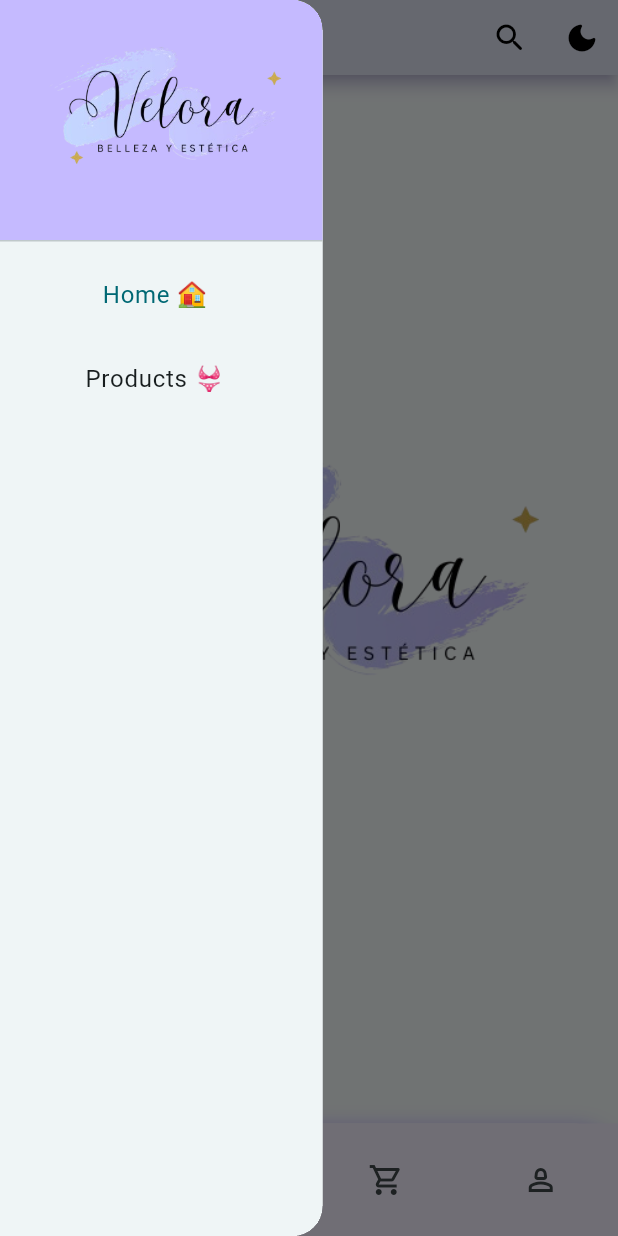
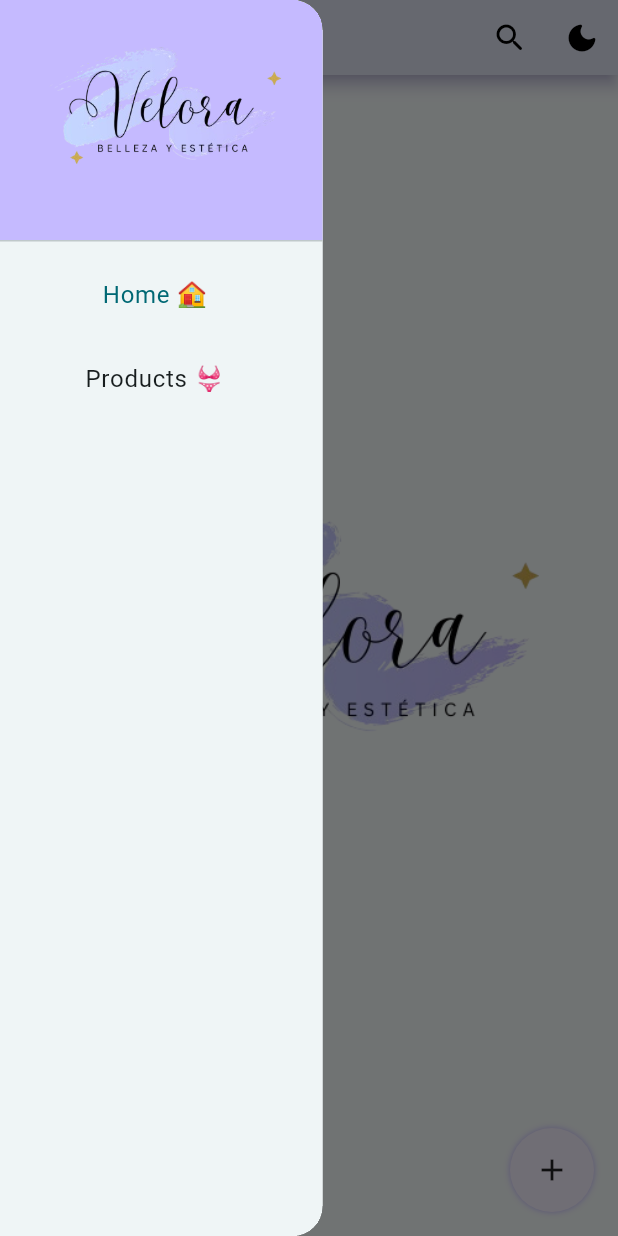
Before and after one commit to mkrimaro13/lingerie_store_project, a Flutter app: the screen it shows after launch, after a tap on the "menu" icon, on a phone screen of 412 x 824 dp. Run offline on Flutter 3.47's test engine with Material 3 defaults, Android fonts, the phone set to English and light mode, and no system bars; our stand-ins replace cached_network_image, google_fonts; network calls fail.

Commit message:
Se agrega el botón flotante para estandarizar el diseño de la interfaz y se agrega margen en la vista de productos.

```diff
--- a/lib/layout/main_layout.dart
+++ b/lib/layout/main_layout.dart
@@ -1,3 +1,4 @@
+import 'package:lingerie_store_project/ui/widgets/buttons/expandible_fab.dart';
 import 'package:lingerie_store_project/utils/colors.dart';
 import 'package:flutter/material.dart';
 import 'package:lingerie_store_project/ui/pages/home.dart';
@@ -88,10 +89,15 @@ class _MainScreenState extends State<HomeScreen> {
             onPageChanged: (index) => _onItemTapped(index),
           ),
         ),
-        bottomNavigationBar: CustomBottomNavigationBar(
+        floatingActionButton: ExpandableFab(
           selectedIndex: _selectedIndex,
           onItemTapped: _onItemTapped,
-        ));
+        )
+        // bottomNavigationBar: CustomBottomNavigationBar(
+        //   selectedIndex: _selectedIndex,
+        //   onItemTapped: _onItemTapped,
+        // )
+        );
   }
 
   /// [index] inicializado en 0.
--- a/lib/ui/pages/products.dart
+++ b/lib/ui/pages/products.dart
@@ -1,53 +1,78 @@
 import 'package:flutter/material.dart';
-import 'package:lingerie_store_project/utils/colors.dart';
 import 'package:lingerie_store_project/models/product_model.dart';
 import 'package:lingerie_store_project/ui/widgets/product_page/products_grid_view.dart';
 import 'package:lingerie_store_project/ui/widgets/product_page/products_list_view.dart';
+import 'package:lingerie_store_project/utils/colors.dart';
+import 'package:lingerie_store_project/utils/images/mediaquery_measures.dart';
 
-/// Vista dinámica que muestra la lista de los productos disponibles.
-/// Se puede cambiar entre [GridView] y [ListView] para mostrarlo como cuadrícula
-/// o como lista respectivamente.
-/// A futuro tendrá las funciones de filtrado y reorganización.
-/// Se realiza el cambio a [Scaffold] para contar con un [AppBar] adicional que cuente
-/// con las funciones adicionales necesarias.
 class ProductsPage extends StatefulWidget {
   const ProductsPage({super.key});
 
   @override
-  State<ProductsPage> createState() => _ProductsPage();
+  State<ProductsPage> createState() => _ProductsPageState();
 }
 
-class _ProductsPage extends State<ProductsPage> {
+class _ProductsPageState extends State<ProductsPage> {
   bool _isGridView = true;
 
   @override
   Widget build(BuildContext context) {
-    /// Se cambia a un Scaffold para poder utilizar
-    /// el AppBar y crear las opciones necesarias.
-    return Scaffold(
-      appBar: AppBar(
-        backgroundColor: BrandColors.transparent.value,
-        leading: IconButton(
+    const double appBarHeight = kMinInteractiveDimension;
+    return SafeArea(
+        child: Container(
+      margin: EdgeInsets.symmetric(horizontal: getPadding(context)),
+      child: Stack(
+        children: [
+          /// Se establece primero la vista principal de los productos, y
+          /// se le asigna un espacio en la parte superior para establecer
+          /// la barra superior.
+          Positioned.fill(
+            top: appBarHeight,
+            child: _isGridView
+                ? ProductsGridView(products: products)
+                : ProductsListView(products: products),
+          ),
+          Container(
+            height: appBarHeight,
+            padding: const EdgeInsets.symmetric(horizontal: 8.0),
+            decoration: BoxDecoration(
+              color: Colors.white,
+              borderRadius: const BorderRadius.only(
+                bottomRight: Radius.circular(20),
+                bottomLeft: Radius.circular(20),
+              ),
+              boxShadow: [
+                BoxShadow(
+                  color: BrandColors.whitePurple.value,
+                  blurRadius: 1,
+                  spreadRadius: 1,
+                  offset: const Offset(0, 3),
+                ),
+              ],
+            ),
+            child: Row(
+              mainAxisAlignment: MainAxisAlignment.spaceBetween,
+              children: [
+                IconButton(
                   tooltip: 'Ordenar los productos',
                   onPressed: () {},
-            icon: Icon(Icons.sort_rounded)),
-        actions: [
+                  icon: const Icon(Icons.sort_rounded),
+                ),
+                Row(
+                  children: [
                     IconButton(
                       tooltip: 'Filtrar los productos',
-            icon: Icon(Icons.filter_list_rounded),
+                      icon: const Icon(Icons.filter_list_rounded),
                       onPressed: () {
-              /// Filtros
                         showModalBottomSheet(
                           context: context,
                           builder: (_) => Container(
-                  padding: EdgeInsets.all(16),
-                  child: Text('Filter options here'),
+                            padding: const EdgeInsets.all(16),
+                            child: const Text('Filter options here'),
                           ),
                         );
                       },
                     ),
-
-          /// Botón para el cambio de icono según la vista seleccionada
                     IconButton(
                       tooltip: 'Cambiar la vista',
                       icon: Icon(_isGridView
@@ -61,10 +86,11 @@ class _ProductsPage extends State<ProductsPage> {
                     ),
                   ],
                 ),
-      /// Cambio de vista.
-      body: _isGridView
-          ? ProductsGridView(products: products)
-          : ProductsListView(products: products),
-    );
+              ],
+            ),
+          ),
+        ],
+      ),
+    ));
   }
 }
--- /dev/null
+++ b/lib/ui/widgets/buttons/expandible_fab.dart
@@ -0,0 +1,86 @@
+import 'package:flutter/material.dart';
+import 'package:lingerie_store_project/utils/colors.dart';
+
+class ExpandableFab extends StatefulWidget {
+  final int selectedIndex;
+  final Function(int) onItemTapped;
+  const ExpandableFab({
+    super.key,
+    required this.selectedIndex,
+    required this.onItemTapped,
+  });
+
+  @override
+  State<ExpandableFab> createState() => _ExpandableFabState();
+}
+
+class _ExpandableFabState extends State<ExpandableFab>
+    with SingleTickerProviderStateMixin {
+  bool _expanded = false;
+  final double _collapsedWidth = 56.0; // Default FAB size.
+  final double _expandedWidth = 200.0; // Width when expanded.
+
+  @override
+  Widget build(BuildContext context) {
+    return Align(
+      alignment: Alignment.bottomRight,
+      child: AnimatedContainer(
+        duration: const Duration(milliseconds: 200),
+        curve: Curves.easeInOut,
+        width: _collapsedWidth,
+        height: _expanded ? _expandedWidth : _collapsedWidth,
+        decoration: BoxDecoration(
+          color: BrandColors.whitePurple.value,
+          borderRadius: BorderRadius.circular(_collapsedWidth / 2),
+          boxShadow: [
+            BoxShadow(
+              color: BrandColors.pastelPurple.value,
+              blurRadius: 3,
+            ),
+          ],
+        ),
+        child: Row(
+          mainAxisAlignment: MainAxisAlignment.center,
+          crossAxisAlignment: CrossAxisAlignment.center,
+          children: [
+            // When expanded, show extra icons in a Row.
+            Column(
+              mainAxisAlignment: MainAxisAlignment.center,
+              crossAxisAlignment: CrossAxisAlignment.center,
+              children: [
+                if (_expanded)
+                  Column(
+                    children: [
+                      _buildIconButton(Icons.favorite_rounded, 'Favoritos', 2),
+                      _buildIconButton(
+                          Icons.shopping_bag_rounded, 'Productos', 1),
+                      _buildIconButton(Icons.home_rounded, 'Inicio', 1),
+                    ],
+                  ),
+                // Main icon always visible.
+                IconButton(
+                  icon: Icon(_expanded ? Icons.close : Icons.add),
+                  color: Colors.black87,
+                  onPressed: () {
+                    setState(() {
+                      _expanded = !_expanded;
+                    });
+                  },
+                ),
+              ],
+            ),
+          ],
+        ),
+      ),
+    );
+  }
+
+  IconButton _buildIconButton(IconData icon, String label, int index) {
+    return IconButton(
+      onPressed: () => widget.onItemTapped(index),
+      icon: Icon(icon),
+      tooltip: label,
+      color: Colors.black87,
+    );
+  }
+}
--- /dev/null
+++ b/lib/ui/widgets/buttons/simplified_add_to_cart.dart
@@ -0,0 +1,30 @@
+import 'dart:developer';
+
+import 'package:flutter/material.dart';
+import 'package:lingerie_store_project/models/product_model.dart';
+import 'package:lingerie_store_project/utils/colors.dart';
+
+class SimplifiedAddToCart extends StatefulWidget {
+  final VoidCallback? onPressed;
+  final ProductModel? product;
+  const SimplifiedAddToCart({super.key, this.onPressed, this.product});
+
+  @override
+  State<SimplifiedAddToCart> createState() => _CustomButtonAddToCart();
+}
+
+class _CustomButtonAddToCart extends State<SimplifiedAddToCart> {
+  @override
+  Widget build(BuildContext context) {
+    return Ink(
+      decoration: ShapeDecoration(
+          shape: RoundedRectangleBorder(
+              borderRadius: BorderRadius.all(Radius.circular(12))),
+          color: BrandColors.whitePurple.value),
+      child: IconButton(
+          onPressed: widget.onPressed ??
+              () => log('Button Simplified Add To cart pressed'),
+          icon: Icon(Icons.add_shopping_cart_rounded)),
+    );
+  }
+}
--- a/lib/ui/widgets/product_page/card/product_card_grid_view.dart
+++ b/lib/ui/widgets/product_page/card/product_card_grid_view.dart
@@ -1,6 +1,7 @@
 import 'dart:developer';
 
 import 'package:flutter/material.dart';
+import 'package:lingerie_store_project/ui/widgets/buttons/simplified_add_to_cart.dart';
 import 'package:lingerie_store_project/utils/colors.dart';
 import 'package:lingerie_store_project/models/product_model.dart';
 import 'package:lingerie_store_project/utils/images/load_image.dart';
@@ -21,6 +22,9 @@ class ProductCardGridView extends StatefulWidget {
 class _ProductCardGridView extends State<ProductCardGridView> {
   @override
   Widget build(BuildContext context) {
+    final imageWidget = ImageLoader(
+      imagePath: widget.product.productImagePath,
+    );
     return Card(
       shape: BeveledRectangleBorder(
         borderRadius: BorderRadius.circular(8.0),
@@ -36,15 +40,14 @@ class _ProductCardGridView extends State<ProductCardGridView> {
           children: [
             /// Para darle acciones al tocar la foto, un toque, o pulsación larga.
             GestureDetector(
-                onTap: () => log('Clicked ${widget.product.productName}'),
-                onLongPress: () {
-                  log('Long Pressed ${widget.product.productName}');
-                  showZoomableImage(context, widget.product.productName,
-                      widget.product.productImagePath);
-                },
-                child: ImageLoader(
-                  imagePath: widget.product.productImagePath,
-                )),
+              onTap: () => log('Clicked ${widget.product.productName}'),
+              onLongPress: () {
+                log('Long Pressed ${widget.product.productName}');
+                showZoomableImage(context, imageWidget);
+              },
+              child: imageWidget,
+            ),
+
             Row(
               children: [
                 // Aquí es mejor usar Expanded para asignar el ancho (width) a los elementos y que lo compartan, y no tener que hacerlo manual y se superpongan
@@ -69,16 +72,7 @@ class _ProductCardGridView extends State<ProductCardGridView> {
                     softWrap: true,
                   ),
                 ),
-                Ink(
-                  decoration: ShapeDecoration(
-                      shape: RoundedRectangleBorder(
-                          borderRadius: BorderRadius.all(Radius.circular(15))),
-                      color: Color(0xffE5D9F2)),
-                  child: IconButton(
-                      onPressed: () =>
-                          log('Added ${widget.product.productName} to cart'),
-                      icon: Icon(Icons.add_shopping_cart_rounded)),
-                )
+                SimplifiedAddToCart()
               ],
             ),
           ],
--- a/lib/utils/images/mediaquery_measures.dart
+++ b/lib/utils/images/mediaquery_measures.dart
@@ -1,4 +1,21 @@
 import 'package:flutter/material.dart';
+
+// class MediaqueryMeasures {
+//   BuildContext context;
+//     double screenWidth = MediaQuery.of(context).size.width;
+
+// }
+
+double getPadding(BuildContext context) {
+  double screenWidth = MediaQuery.of(context).size.width;
+
+  switch (screenWidth) {
+    case > 900:
+      return 400;
+    default:
+      return 5;
+  }
+}
 
 /// Método para calcular el alto de acuerdo al ancho de la pantalla del contexto.
 double getHeight(BuildContext context) {
```
Also changed, not shown: lib/ui/widgets/product_page/card/product_card_list_view.dart (+6 -5 lines), lib/utils/images/zoomable_image.dart (+15 -14 lines), lib/ui/widgets/buttons/extended_add_to_cart.dart (renamed from lib/ui/widgets/buttons/add_to_cart.dart), 12 other files. Lines whose indentation alone changed are shown as unchanged.
